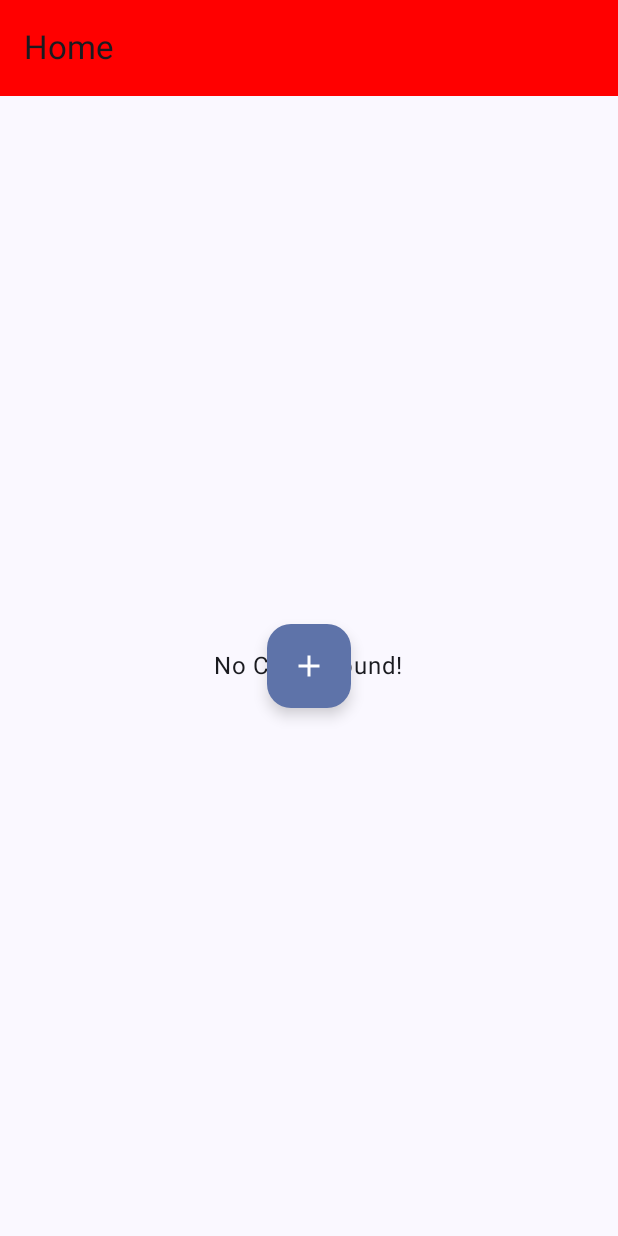
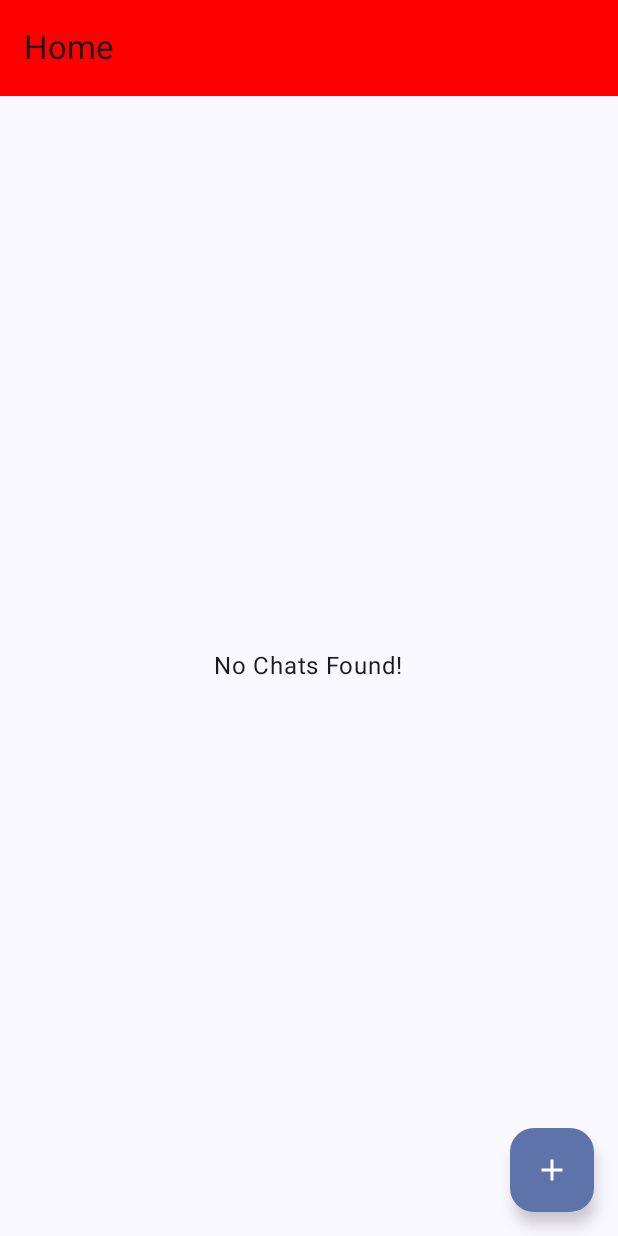
Before and after one commit to skaur16/ChitChatApp, an Android app built with Jetpack Compose: the HomeScreen screen opened through its navigation route, on a phone screen of 412 x 824 dp. Run offline under Robolectric (Android 15) with nearby library versions, the phone set to English and light mode, and no system bars; our stand-ins replace Firebase (no records; nobody signed in at launch, a user with empty details on screens opened directly); libraries missing offline, so code that uses them is left out: com.firebase.ui, com.streamliners.base, com.streamliners.pickers; 1 statement that could not run was skipped.

Commit message:
New Chats Seeded, And alignment for HomeScreen improved!

```diff
--- a/app/src/main/java/com/example/chitchatapp/MainActivity.kt
+++ b/app/src/main/java/com/example/chitchatapp/MainActivity.kt
@@ -3,8 +3,11 @@ package com.example.chitchatapp
 import android.os.Bundle
 import androidx.activity.compose.setContent
 import androidx.activity.enableEdgeToEdge
+import androidx.lifecycle.lifecycleScope
+import com.example.chitchatapp.temp.Scripts
 import com.example.chitchatapp.ui.theme.ChitChatAppTheme
 import com.streamliners.base.BaseActivity
+import kotlinx.coroutines.launch
 
 class MainActivity : BaseActivity() {
 
@@ -19,5 +22,12 @@ class MainActivity : BaseActivity() {
 
             }
         }
+        runScripts()
+    }
+
+    private fun runScripts(){
+        lifecycleScope.launch{
+            Scripts.saveDummyUsers()
+        }
     }
 }
--- a/app/src/main/java/com/example/chitchatapp/domain/models/User.kt
+++ b/app/src/main/java/com/example/chitchatapp/domain/models/User.kt
@@ -1,4 +1,6 @@
 package com.example.chitchatapp.domain.models
+
+import com.google.firebase.firestore.DocumentId
 
 data class User(
     val id : String? = null,
--- a/app/src/main/java/com/example/chitchatapp/feature/home/HomeScreen.kt
+++ b/app/src/main/java/com/example/chitchatapp/feature/home/HomeScreen.kt
@@ -17,6 +17,7 @@ import androidx.compose.runtime.Composable
 import androidx.compose.ui.Alignment
 import androidx.compose.ui.Modifier
 import androidx.compose.ui.graphics.Color
+import androidx.compose.ui.unit.dp
 import androidx.navigation.NavHostController
 import com.example.chitchatapp.Screen
 
@@ -34,6 +35,12 @@ fun HomeScreen(navController: NavHostController) {
                     containerColor = Color.Red
                 )
             )
+        },
+        floatingActionButton = {
+            FloatingActionButton(
+                onClick = {navController.navigate(Screen.NewChat.route)} ) {
+                Icon(imageVector = Icons.Default.Add, contentDescription = "Add" )
+            }
         }
     )
     {
@@ -42,11 +49,11 @@ fun HomeScreen(navController: NavHostController) {
                 .padding(it),
             contentAlignment = Alignment.Center
         ){
-            Text(text = "No Chats Found!")
+            Text(
+                modifier = Modifier.align(Alignment.Center),
+                text = "No Chats Found!")
 
-            FloatingActionButton(onClick = {navController.navigate(Screen.NewChat.route)} ) {
-                Icon(imageVector = Icons.Default.Add, contentDescription = "Add" )
-            }
+
         }
     }
 
--- /dev/null
+++ b/app/src/main/java/com/example/chitchatapp/temp/Scripts.kt
@@ -0,0 +1,112 @@
+package com.example.chitchatapp.temp
+
+import android.annotation.SuppressLint
+import com.example.chitchatapp.data.remote.FirestoreCollections.usersColl
+import com.example.chitchatapp.domain.models.Gender
+import com.example.chitchatapp.domain.models.User
+import com.google.firebase.Firebase
+import com.google.firebase.firestore.firestore
+import kotlinx.coroutines.tasks.await
+
+object Scripts {
+
+    @SuppressLint("SuspiciousIndentation")
+    suspend fun saveDummyUsers(){
+
+        val sampleUsers = listOf(
+            User(
+                id = "1",
+                name = "Alice Johnson",
+                email = "alice.johnson@example.com",
+                bio = "Love traveling and photography!",
+                gender = Gender.Female,
+                dob = "1990-05-21"
+            ),
+            User(
+                id = "2",
+                name = "Bob Smith",
+                email = "bob.smith@example.com",
+                bio = "Software engineer and coffee addict.",
+                gender = Gender.Male,
+                dob = "1988-09-15"
+            ),
+            User(
+                id = "3",
+                name = "Charlie Brown",
+                email = "charlie.brown@example.com",
+                bio = "Bookworm and aspiring writer.",
+                gender = Gender.Male,
+                dob = "1992-11-03"
+            ),
+            User(
+                id = "4",
+                name = "Daisy White",
+                email = "daisy.white@example.com",
+                bio = "Yoga enthusiast and dog lover.",
+                gender = Gender.Female,
+                dob = "1995-07-12"
+            ),
+            User(
+                id = "5",
+                name = "Ethan Clark",
+                email = "ethan.clark@example.com",
+                bio = "Tech geek and mountain climber.",
+                gender = Gender.Male,
+                dob = "1993-02-28"
+            ),
+            User(
+                id = "6",
+                name = "Fiona Green",
+                email = "fiona.green@example.com",
+                bio = "Passionate about art and design.",
+                gender = Gender.Female,
+                dob = "1991-12-08"
+            ),
+            User(
+                id = "7",
+                name = "George King",
+                email = "george.king@example.com",
+                bio = "Gamer and pizza connoisseur.",
+                gender = Gender.Male,
+                dob = "1989-03-19"
+            ),
+            User(
+                id = "8",
+                name = "Hannah Lee",
+                email = "hannah.lee@example.com",
+                bio = "Nature lover and aspiring chef.",
+                gender = Gender.Female,
+                dob = "1994-06-05"
+            ),
+            User(
+                id = "9",
+                name = "Ian Wright",
+                email = "ian.wright@example.com",
+                bio = "Cyclist and coffee shop explorer.",
+                gender = Gender.Male,
+                dob = "1990-10-17"
+            ),
+            User(
+                id = "10",
+                name = "Jasmine Patel",
+                email = "jasmine.patel@example.com",
+                bio = "Music enthusiast and traveler.",
+                gender = Gender.Female,
+                dob = "1996-01-22"
+            )
+        )
+
+    val collRef = Firebase.firestore.usersColl()
+    val batch = Firebase.firestore.batch()
+
+        sampleUsers.forEach {user->
+
+        batch.set(
+            collRef.document(collRef.document().id),
+            user
+        )
+        }
+        batch.commit().await()
+    }
+
+}
--- a/app/src/main/java/com/example/chitchatapp/ui/comp/UserCard.kt
+++ b/app/src/main/java/com/example/chitchatapp/ui/comp/UserCard.kt
@@ -4,12 +4,16 @@ import android.graphics.drawable.Icon
 import androidx.compose.foundation.background
 import androidx.compose.foundation.content.MediaType.Companion.Text
 import androidx.compose.foundation.layout.Arrangement
+import androidx.compose.foundation.layout.Box
 import androidx.compose.foundation.layout.Column
 import androidx.compose.foundation.layout.Row
 import androidx.compose.foundation.layout.fillMaxWidth
 import androidx.compose.foundation.layout.padding
 import androidx.compose.foundation.layout.size
 import androidx.compose.foundation.shape.CircleShape
+import androidx.compose.foundation.shape.RoundedCornerShape
+import androidx.compose.material3.Card
+import androidx.compose.material3.CardDefaults
 import androidx.compose.material3.Icon
 import androidx.compose.material3.MaterialTheme
 import androidx.compose.material3.Text
@@ -17,6 +21,7 @@ import androidx.compose.runtime.Composable
 import androidx.compose.ui.Alignment
 import androidx.compose.ui.Modifier
 import androidx.compose.ui.draw.clip
+import androidx.compose.ui.draw.shadow
 import androidx.compose.ui.graphics.Color
 import androidx.compose.ui.res.painterResource
 import androidx.compose.ui.tooling.preview.Preview
@@ -28,6 +33,18 @@ import com.example.chitchatapp.ui.theme.Neutral50
 
 @Composable
 fun UserCard(user : User) {
+    Box(
+        modifier = Modifier
+            .fillMaxWidth()
+            .padding(horizontal = 16.dp, vertical = 2.dp)
+            .background(
+                color = Color(0xFFE6E6FA), // Light lavender tint
+                shape = RoundedCornerShape(8.dp)
+            )
+            .clip(RoundedCornerShape(8.dp))
+    )
+            {
+
 
     Row(
         modifier = Modifier
@@ -58,7 +75,7 @@ fun UserCard(user : User) {
         }
     }
 }
-
+}
 @Preview
 @Composable
 fun UserPreview() {
```
